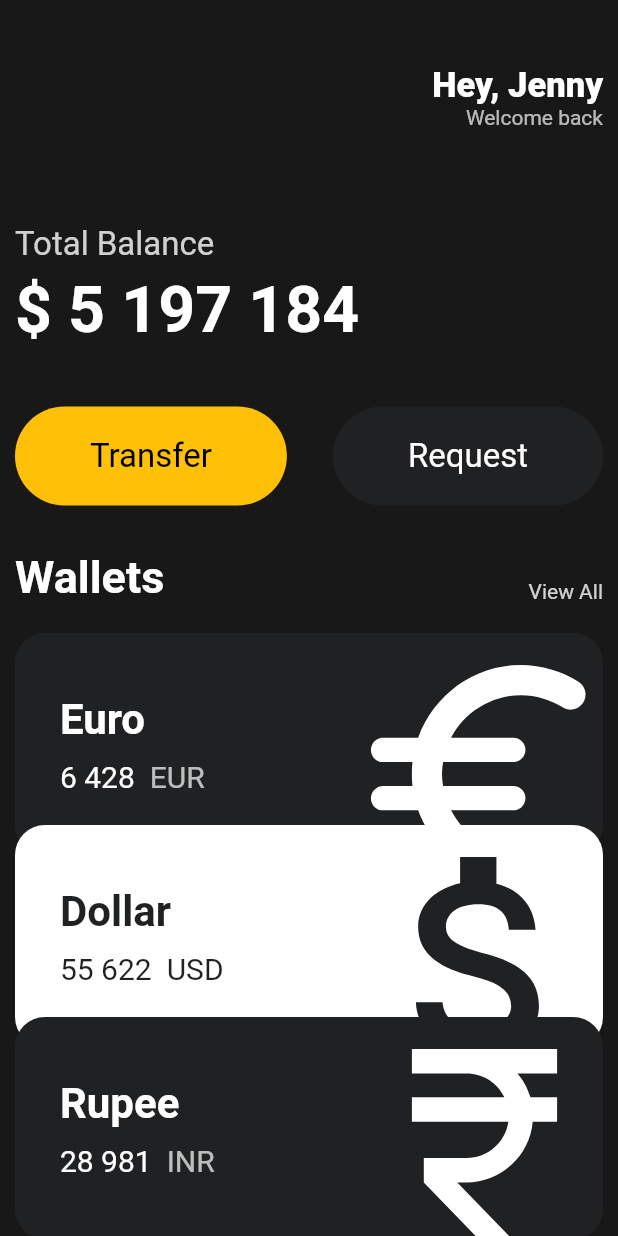
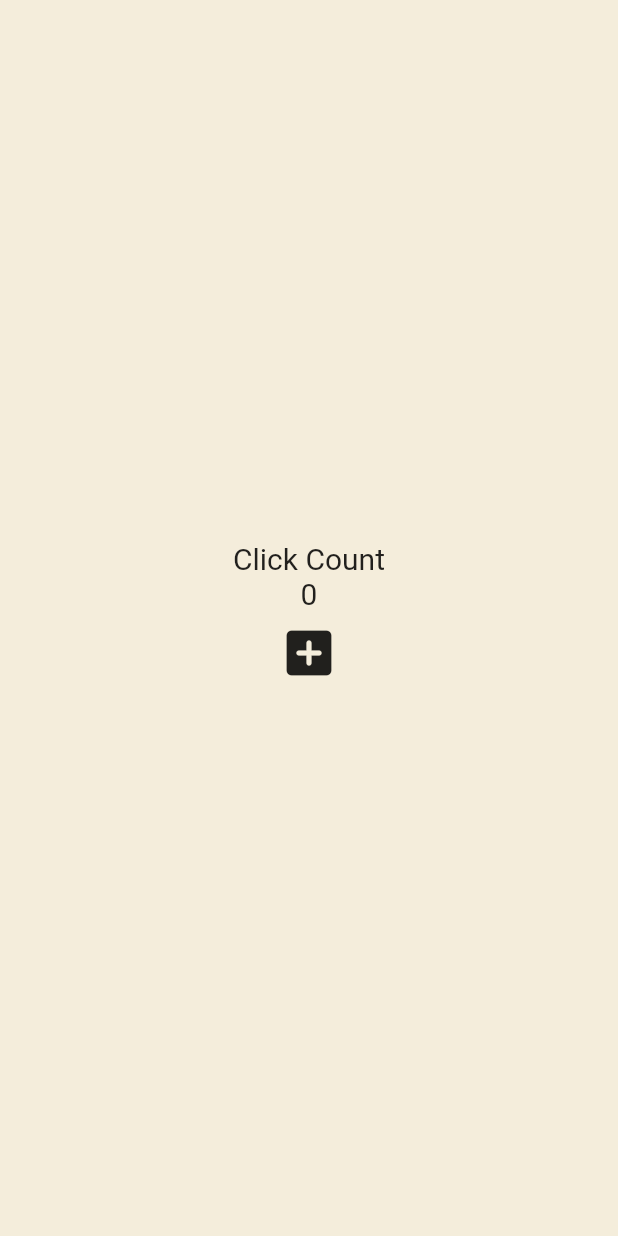
Before and after one commit to ayoung0073/flutter-practice, a Flutter app: the screen it shows after launch, on a phone screen of 412 x 824 dp. Run offline on Flutter 3.47's test engine with Material 2 defaults, Android fonts, the phone set to English and light mode, and no system bars.

```diff
--- a/toonflix/lib/main.dart
+++ b/toonflix/lib/main.dart
@@ -1,163 +1,64 @@
 import 'package:flutter/material.dart';
-import 'package:toonflix/widgets/button.dart';
-import 'package:toonflix/widgets/currency_card.dart';
 
 void main() {
-  runApp(const App());
-  // runApp은 하나의 argument(Widget 타입)를 필요로 한다.
-  // 여러 Widget들이 합쳐서 UI를 만드는 방식
+  runApp(const MyWidget());
 }
 
-// 하나의 Widget => 하나의 class
-// class를 Widget으로 만들기 위해 flutter SDK에 있는 3개의 core Widget 중에 하나를 extend(상속) 받아야 한다.
-// 1. StatelessWidget: 화면에 무언가 띄어주는 역할만을 한다.
-// 2.
-// 3.
+class MyWidget extends StatefulWidget {
+  const MyWidget({super.key});
 
-// 앱의 root Widget.
-// 모든 화면과 버튼 등등 모든 것들이 App Widget으로부터 온다.
-class App extends StatelessWidget {
-  const App({super.key});
+  @override
+  State<MyWidget> createState() =>
+      _MyWidgetState(); // 위젯 그자체, 애플리케이션 클래스로 확장된다.
+}
 
-  // Widget을 return 하는 build 메서드
+class _MyWidgetState extends State<MyWidget> {
+  int counter = 0;
+
+  void onClicked() {
+    // setState(): State 클래스에게 데이터가 변경되었다고 알리는 함수다. => build 메서드를 다시 실행하도록 한다.
+    // 이 메서드를 호출하지 않으면 build 메서드는 다시 실행되지 않는다.
+    setState(() {
+      counter = counter + 1;
+    });
+
+    // counter = counter + 1;
+    // setState(() {});
+    // 이렇게도 가능하지만, 가독성을 위해 안으로 넣는 것이 좋다.
+  }
+
   @override
   Widget build(BuildContext context) {
-    // BuildContext는 나중에 공부!
-    // 앱의 root Widget은 2개의 옵션 중 하나를 return 해야한다.
-    // 1. MaterialApp 을 return [구글 디자인 시스템] - 얘가 훨씬 남
-    // 2. CupertinoApp 앱을 return [애플 디자인 시스템]
-    // 이는 우리가 어떤 family 스타일을 사용할지 flutter에게 알리는 역할을 한다.
+    // 데이터가 변경될 때 위젯도 함께 스스로 업데이트된다.
     return MaterialApp(
       home: Scaffold(
-            // home: 우리 앱의 home에 있을 때 보여진다.
-            backgroundColor: const Color(0xFF181818),
-            body: SingleChildScrollView(
-              child: Padding(
-                padding: const EdgeInsets.symmetric(horizontal: 10),
+        backgroundColor: const Color(0xFFF4EDDB),
+        body: Center(
           child: Column(
-                  crossAxisAlignment: CrossAxisAlignment.start,
+            mainAxisAlignment: MainAxisAlignment.center,
             children: [
-                    Row(
-                      mainAxisAlignment:
-                          MainAxisAlignment.end, // 하나의 Row(수평 방향)에서 가장 끝으로
-                      children: [
-                        const SizedBox(
-                          // Total Balance 텍스트 위의 공간을 만들어준다.
-                          // SizedBox를 이용해서 공간을 만든다.
-                          height: 130,
-                        ),
-                        // Total Balance 텍스트 위의 공간을 만들어준다.
-                        Column(
-                          crossAxisAlignment: CrossAxisAlignment.end,
-                          children: [
-                            const Text("Hey, Jenny",
+              const Text(
+                'Click Count',
                 style: TextStyle(
-                                    color: Colors.white,
-                                    fontSize: 23,
-                                    fontWeight: FontWeight.w800)),
-                            Text(
-                              "Welcome back",
-                              style: TextStyle(
-                                color: Colors.white.withOpacity(0.7),
+                  fontSize: 20,
                 ),
               ),
-                          ],
-                        )
-                      ],
-                    ),
-                    const SizedBox(
-                      height: 20,
-                    ),
               Text(
-                      "Total Balance",
-                      style: TextStyle(
-                          color: Colors.white.withOpacity(0.8), fontSize: 22),
-                    ),
-                    const SizedBox(
-                      height: 5,
-                    ),
-                    const Text(
-                      "\$ 5 197 184",
-                      style: TextStyle(
-                        color: Colors.white,
-                        fontWeight: FontWeight.w600,
-                        fontSize: 43,
+                '$counter',
+                style: const TextStyle(
+                  fontSize: 20,
                 ),
               ),
-                    const SizedBox(
-                      height: 40,
-                    ),
-                    Row(
-                      // Row에 있는 두 위젯이(버튼이) 멀어지도록 함
-                      mainAxisAlignment: MainAxisAlignment.spaceBetween,
-                      // Container Widget
-                      // div. child를 갖고 있는 div
-                      children: const [
-                        Button(
-                            text: "Transfer",
-                            backgroundColor: Colors.amber,
-                            textColor: Colors.black),
-                        Button(
-                          text: "Request",
-                          backgroundColor: Color(0xFF1F2123),
-                          textColor: Colors.white,
-                        )
-                      ],
-                    ),
-                    const SizedBox(
-                      height: 30,
-                    ),
-                    Row(
-                      mainAxisAlignment: MainAxisAlignment.spaceBetween, // 수평
-                      crossAxisAlignment: CrossAxisAlignment.end, // 수직
-                      children: [
-                        const Text(
-                          "Wallets",
-                          style: TextStyle(
-                              fontSize: 30,
-                              fontWeight: FontWeight.w600,
-                              color: Colors.white),
-                        ),
-                        Text(
-                          "View All",
-                          // 컴파일할 때 알기 힘든 값인 opacity 값을 담은 함수를 쓰고있어서 const를 생략해야 한다.
-                          style:
-                              TextStyle(color: Colors.white.withOpacity(0.8)),
-                        ),
-                      ],
-                    ),
-                    const SizedBox(
-                      height: 20,
-                    ),
-                    const CurrencyCard(
-                      name: "Euro",
-                      code: "EUR",
-                      amount: "6 428",
-                      icon: Icons.euro_rounded,
-                      isInverted: false,
-                    ),
-                    const CurrencyCard(
-                      name: "Dollar",
-                      code: "USD",
-                      amount: "55 622",
-                      icon: Icons.attach_money_outlined,
-                      isInverted: true,
-                      order: 2,
-                    ),
-                    const CurrencyCard(
-                      name: "Rupee",
-                      code: "INR",
-                      amount: "28 981",
-                      icon: Icons.currency_rupee_outlined,
-                      isInverted: false,
-                      order: 3,
-                    ),
+              IconButton(
+                  iconSize: 40,
+                  onPressed: onClicked,
+                  icon: const Icon(
+                    Icons.add_box_rounded,
+                  ))
             ],
           ),
         ),
-            )));
+      ),
+    );
   }
 }
-
-// flutter 개발에 있는 규칙: 화면이 scaffold라고 하는 걸 가져가야 한다.
-// scaffold: 우리 화면의 구성 및 구조에 관한 것을 가지고 있는 Widget ex) Top Bar, App의 body
```
Also changed, not shown: 1 other file. Lines whose indentation alone changed are shown as unchanged.
